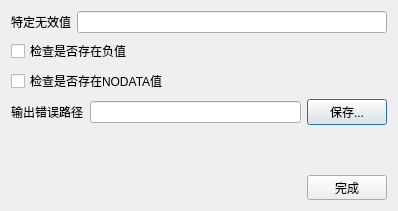
First picture: the form in ui/ipfModelerInvalidValueCheckDialog.ui, repository RenShuYuan/IPF, before the edit.
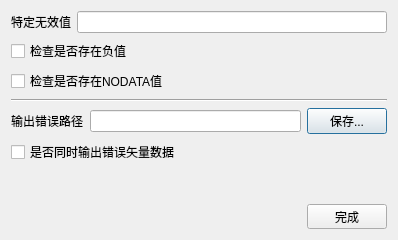
Second picture: the form after the edit.

Commit message: 1.14 测试版 无效值检查可输矢量

The edit to the form file:
```diff
--- a/ui/ipfModelerInvalidValueCheckDialog.ui
+++ b/ui/ipfModelerInvalidValueCheckDialog.ui
@@ -7,7 +7,7 @@
     <x>0</x>
     <y>0</y>
     <width>398</width>
-    <height>211</height>
+    <height>240</height>
    </rect>
   </property>
   <property name="windowTitle">
@@ -76,6 +76,13 @@
      </item>
     </layout>
    </item>
+   <item>
+    <widget class="Line" name="line">
+     <property name="orientation">
+      <enum>Qt::Horizontal</enum>
+     </property>
+    </widget>
+   </item>
    <item>
     <layout class="QHBoxLayout" name="horizontalLayout_5">
      <item>
@@ -97,6 +104,30 @@
      </item>
     </layout>
    </item>
+   <item>
+    <layout class="QHBoxLayout" name="horizontalLayout_6">
+     <item>
+      <widget class="QCheckBox" name="checkBox_3">
+       <property name="text">
+        <string>是否同时输出错误矢量数据</string>
+       </property>
+      </widget>
+     </item>
+     <item>
+      <spacer name="horizontalSpacer_5">
+       <property name="orientation">
+        <enum>Qt::Horizontal</enum>
+       </property>
+       <property name="sizeHint" stdset="0">
+        <size>
+         <width>37</width>
+         <height>17</height>
+        </size>
+       </property>
+      </spacer>
+     </item>
+    </layout>
+   </item>
    <item>
     <spacer name="verticalSpacer">
      <property name="orientation">
```
The commit also changes 9 other files.
